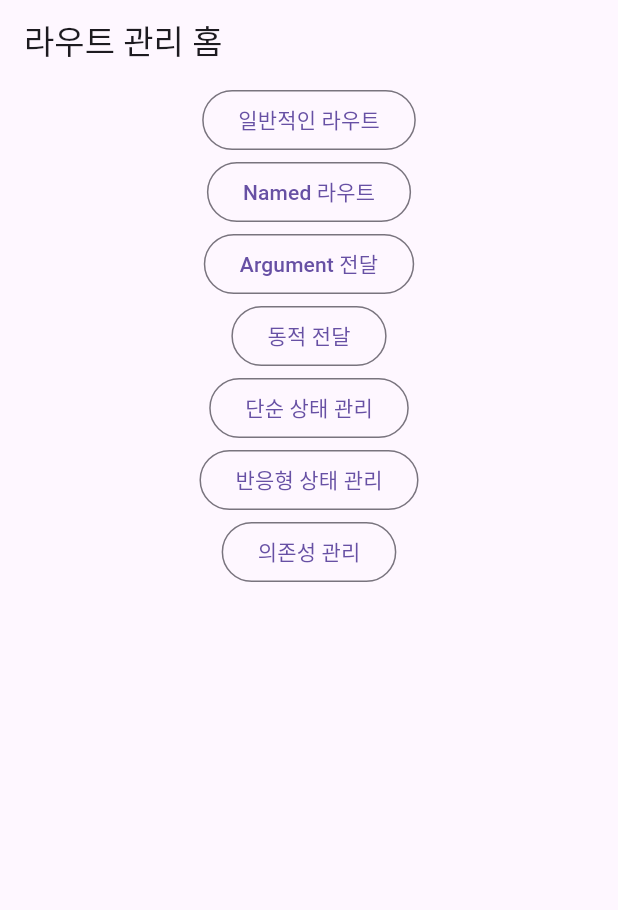
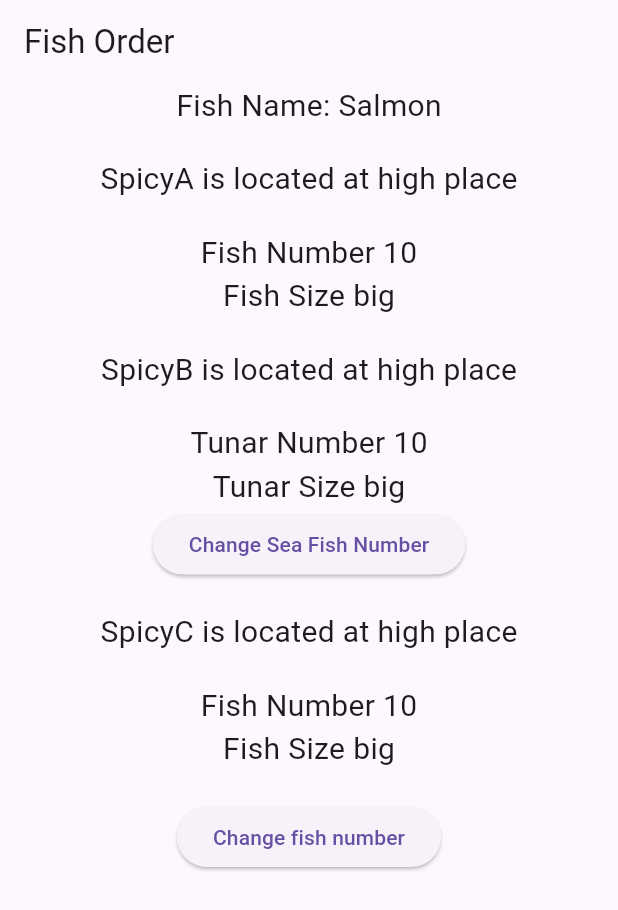
Before and after one commit to pleasemrlostman/flutter_study, a Flutter app: the screen it shows after launch, on a phone screen of 412 x 824 dp. Shown: the top 910 px of the screen. Run offline on Flutter 3.47's test engine with Material 3 defaults, Android fonts, the phone set to English and light mode, and no system bars; our stand-ins replace get, webview_flutter.

Commit message:
provider study

```diff
--- /dev/null
+++ b/lib/fish_model.dart
@@ -0,0 +1,14 @@
+import 'package:flutter/material.dart';
+
+class FishModel with ChangeNotifier {
+  final String name;
+  int number;
+  final String size;
+
+  FishModel({required this.name, required this.number, required this.size});
+
+  void changeFishNumber() {
+    number++;
+    notifyListeners();
+  }
+}
--- a/lib/main.dart
+++ b/lib/main.dart
@@ -1,42 +1,240 @@
 import 'package:flutter/material.dart';
 import 'package:get/get.dart';
+import 'package:test_prog/fish_model.dart';
 import 'package:test_prog/page/name/name_first.dart';
 import 'package:test_prog/page/name/name_next.dart';
 import 'package:test_prog/page/name/name_second.dart';
 import 'package:test_prog/page/user/user_page.dart';
 import 'package:test_prog/screen/getx/home_screen.dart';
+import 'package:provider/provider.dart';
+import 'package:test_prog/seafish_model.dart';
 
 // Imperative vs Declarative
 // 명령적으로 라우팅을 할 것인가 선언적으로 할 것인가.
 void main() {
   runApp(
-    GetMaterialApp(
-      title: 'Flutter Demo',
-      theme: ThemeData(
-          primarySwatch: Colors.blue,
-          visualDensity: VisualDensity.adaptivePlatformDensity),
-      home: HomeScreen(),
-      // initialRoute: "/",
-      getPages: [
-        GetPage(
-            name: "/", page: () => HomeScreen(), transition: Transition.zoom),
-        GetPage(
-            name: "/first",
-            page: () => NameFirstPage(),
-            transition: Transition.zoom),
-        GetPage(
-            name: "/second",
-            page: () => NameSecondPage(),
-            transition: Transition.zoom),
-        GetPage(
-            name: "/next",
-            page: () => NameNext(),
-            transition: Transition.zoom),
-        GetPage(
-            name: "/user/:uid",
-            page: () => UserPage(),
-            transition: Transition.zoom),
-      ],
-    ),
+    MyApp(),
+    // GetMaterialApp(
+    //   title: 'Flutter Demo',
+    //   theme: ThemeData(
+    //       primarySwatch: Colors.blue,
+    //       visualDensity: VisualDensity.adaptivePlatformDensity),
+    //   home: HomeScreen(),
+    //   // initialRoute: "/",
+    //   getPages: [
+    //     GetPage(
+    //         name: "/", page: () => HomeScreen(), transition: Transition.zoom),
+    //     GetPage(
+    //         name: "/first",
+    //         page: () => NameFirstPage(),
+    //         transition: Transition.zoom),
+    //     GetPage(
+    //         name: "/second",
+    //         page: () => NameSecondPage(),
+    //         transition: Transition.zoom),
+    //     GetPage(
+    //         name: "/next",
+    //         page: () => NameNext(),
+    //         transition: Transition.zoom),
+    //     GetPage(
+    //         name: "/user/:uid",
+    //         page: () => UserPage(),
+    //         transition: Transition.zoom),
+    //   ],
+    // ),
   );
 }
+
+class MyApp extends StatelessWidget {
+  const MyApp({super.key});
+
+  @override
+  Widget build(BuildContext context) {
+    return MultiProvider(
+      providers: [
+        ChangeNotifierProvider(
+          create: (context) =>
+              FishModel(name: 'Salmon', number: 10, size: 'big'),
+        ),
+        ChangeNotifierProvider(
+          create: (context) =>
+              SeaFishModel(name: 'Tuna', tunaNumber: 10, size: 'big'),
+        ),
+      ],
+      child: MaterialApp(
+        home: FishOrder(),
+      ),
+    );
+  }
+}
+
+class FishOrder extends StatelessWidget {
+  const FishOrder({super.key});
+
+  @override
+  Widget build(BuildContext context) {
+    return Scaffold(
+      appBar: AppBar(
+        title: Text("Fish Order"),
+      ),
+      body: Center(
+        child: Column(
+          children: [
+            Text(
+              "Fish Name: ${Provider.of<FishModel>(context).name}",
+              style: TextStyle(fontSize: 20),
+            ),
+            SizedBox(
+              height: 20,
+            ),
+            High(),
+          ],
+        ),
+      ),
+    );
+  }
+}
+
+class High extends StatelessWidget {
+  const High({super.key});
+
+  @override
+  Widget build(BuildContext context) {
+    return Column(
+      children: [
+        Text(
+          "SpicyA is located at high place",
+          style: TextStyle(fontSize: 20),
+        ),
+        SizedBox(
+          height: 20,
+        ),
+        SpicyA(),
+      ],
+    );
+  }
+}
+
+class SpicyA extends StatelessWidget {
+  const SpicyA({super.key});
+
+  @override
+  Widget build(BuildContext context) {
+    return Column(
+      children: [
+        Text(
+          "Fish Number ${Provider.of<FishModel>(context).number}",
+          style: TextStyle(fontSize: 20),
+        ),
+        Text(
+          "Fish Size ${Provider.of<FishModel>(context).size}",
+          style: TextStyle(fontSize: 20),
+        ),
+        SizedBox(
+          height: 20,
+        ),
+        Middle(),
+      ],
+    );
+  }
+}
+
+class Middle extends StatelessWidget {
+  const Middle({super.key});
+
+  @override
+  Widget build(BuildContext context) {
+    return Column(
+      children: [
+        Text(
+          "SpicyB is located at high place",
+          style: TextStyle(fontSize: 20),
+        ),
+        SizedBox(
+          height: 20,
+        ),
+        SpicyB(),
+      ],
+    );
+  }
+}
+
+class SpicyB extends StatelessWidget {
+  const SpicyB({super.key});
+
+  @override
+  Widget build(BuildContext context) {
+    return Column(
+      children: [
+        Text(
+          "Tunar Number ${Provider.of<SeaFishModel>(context).tunaNumber}",
+          style: TextStyle(fontSize: 20),
+        ),
+        Text(
+          "Tunar Size ${Provider.of<SeaFishModel>(context).size}",
+          style: TextStyle(fontSize: 20),
+        ),
+        ElevatedButton(
+          onPressed: () {
+            Provider.of<SeaFishModel>(context, listen: false)
+                .changeSeaFishNumber();
+          },
+          child: Text("Change Sea Fish Number"),
+        ),
+        SizedBox(
+          height: 20,
+        ),
+        Low(),
+      ],
+    );
+  }
+}
+
+class Low extends StatelessWidget {
+  const Low({super.key});
+
+  @override
+  Widget build(BuildContext context) {
+    return Column(
+      children: [
+        Text(
+          "SpicyC is located at high place",
+          style: TextStyle(fontSize: 20),
+        ),
+        SizedBox(
+          height: 20,
+        ),
+        SpicyC(),
+      ],
+    );
+  }
+}
+
+class SpicyC extends StatelessWidget {
+  const SpicyC({super.key});
+
+  @override
+  Widget build(BuildContext context) {
+    return Column(
+      children: [
+        Text(
+          "Fish Number ${Provider.of<FishModel>(context).number}",
+          style: TextStyle(fontSize: 20),
+        ),
+        Text(
+          "Fish Size ${Provider.of<FishModel>(context).size}",
+          style: TextStyle(fontSize: 20),
+        ),
+        SizedBox(
+          height: 20,
+        ),
+        ElevatedButton(
+          onPressed: () {
+            Provider.of<FishModel>(context, listen: false).changeFishNumber();
+          },
+          child: Text('Change fish number'),
+        )
+      ],
+    );
+  }
+}
--- /dev/null
+++ b/lib/seafish_model.dart
@@ -0,0 +1,14 @@
+import 'package:flutter/material.dart';
+
+class SeaFishModel with ChangeNotifier {
+  final String name;
+  int tunaNumber;
+  final String size;
+
+  SeaFishModel({required this.name, required this.tunaNumber, required this.size});
+
+  void changeSeaFishNumber() {
+    tunaNumber++;
+    notifyListeners();
+  }
+}
```
